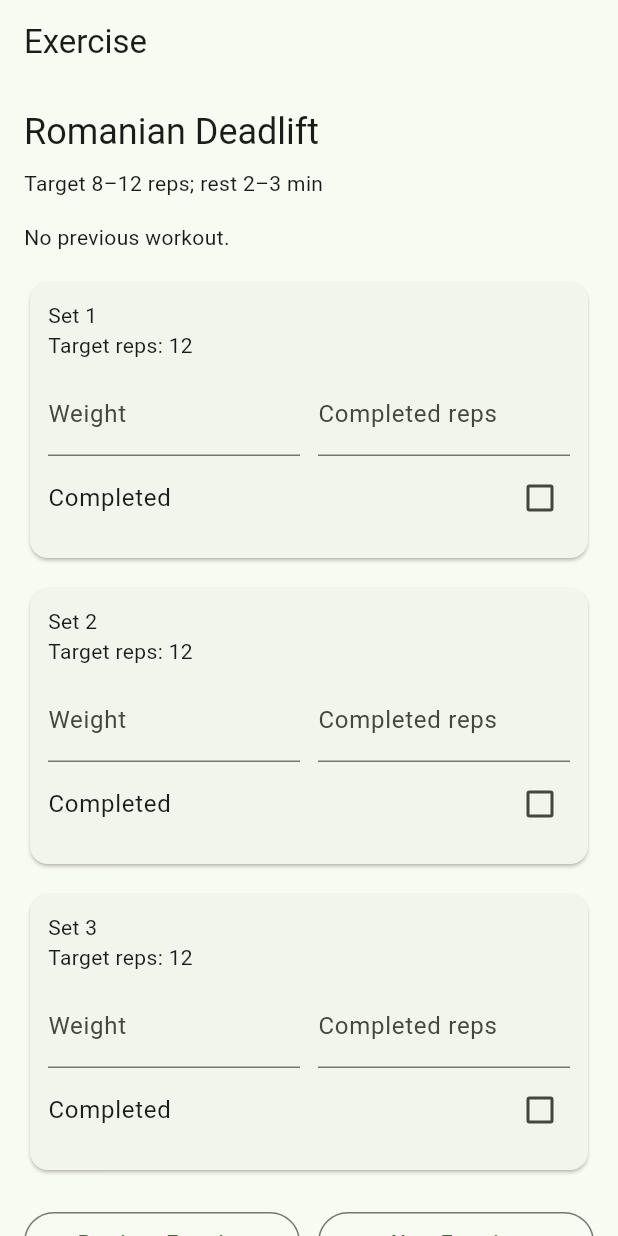
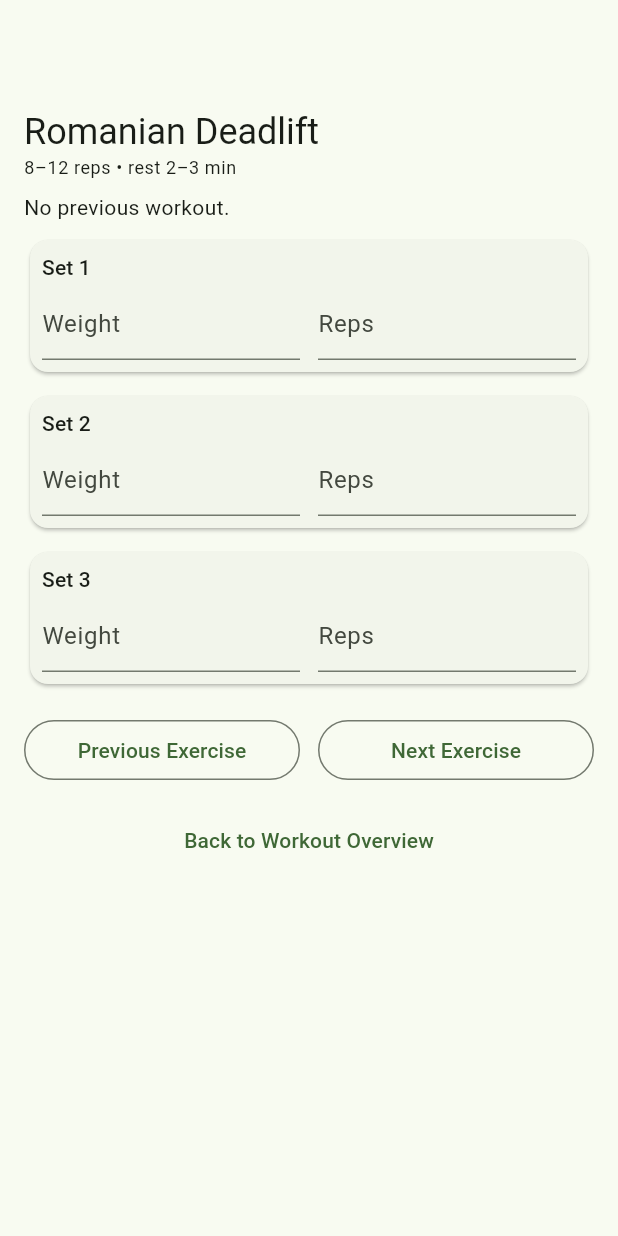
Before and after one commit to 22tranjason/SageLift, a Flutter app: the ExerciseScreen screen opened directly with empty values, after a tap on "Next Exercise", on a phone screen of 412 x 824 dp. Run offline on Flutter 3.47's test engine with Material 3 defaults, Android fonts, the phone set to English and light mode, and no system bars; our stand-ins replace flutter_riverpod, go_router, hive_flutter; accounts and stored records are empty.

Commit message:
feat: polish exercise logging UX

```diff
--- a/lib/features/workouts/presentation/providers/workout_completion_controller.dart
+++ b/lib/features/workouts/presentation/providers/workout_completion_controller.dart
@@ -115,10 +115,10 @@ class WorkoutCompletionController {
   }
 
   WorkoutSet _completedSet(WorkoutSet set, WorkoutSetProgress progress) {
-    if (!progress.isCompleted) return set;
+    if (!progress.hasRecordedValues) return set;
     return set.copyWith(
       weightKg: double.tryParse(progress.weight),
-      reps: int.tryParse(progress.completedReps),
+      reps: int.tryParse(progress.reps),
       status: WorkoutSetStatus.completed,
     );
   }
--- a/lib/features/workouts/presentation/providers/workout_set_progress_controller.dart
+++ b/lib/features/workouts/presentation/providers/workout_set_progress_controller.dart
@@ -5,29 +5,27 @@ class WorkoutSetProgress {
   /// Creates values for a workout set.
   const WorkoutSetProgress({
     this.weight = '',
-    this.completedReps = '',
-    this.isCompleted = false,
+    this.reps = '',
   });
 
   /// Entered weight value, retained as text until persistence is introduced.
   final String weight;
 
-  /// Entered completed repetitions, retained as text until persistence is introduced.
-  final String completedReps;
+  /// Entered repetitions, retained as text until persistence is introduced.
+  final String reps;
 
-  /// Whether the user has marked this set complete.
-  final bool isCompleted;
+  /// Whether at least one performance value has been entered for this set.
+  bool get hasRecordedValues =>
+      weight.trim().isNotEmpty || reps.trim().isNotEmpty;
 
   /// Returns this progress with selected fields replaced.
   WorkoutSetProgress copyWith({
     String? weight,
-    String? completedReps,
-    bool? isCompleted,
+    String? reps,
   }) {
     return WorkoutSetProgress(
       weight: weight ?? this.weight,
-      completedReps: completedReps ?? this.completedReps,
-      isCompleted: isCompleted ?? this.isCompleted,
+      reps: reps ?? this.reps,
     );
   }
 }
@@ -51,14 +49,9 @@ class WorkoutSetProgressController
     _update(setId, _valueFor(setId).copyWith(weight: weight));
   }
 
-  /// Records completed repetitions for [setId].
-  void updateCompletedReps(String setId, String completedReps) {
-    _update(setId, _valueFor(setId).copyWith(completedReps: completedReps));
-  }
-
-  /// Marks [setId] as completed or incomplete.
-  void updateCompletion(String setId, bool isCompleted) {
-    _update(setId, _valueFor(setId).copyWith(isCompleted: isCompleted));
+  /// Records entered repetitions for [setId].
+  void updateReps(String setId, String reps) {
+    _update(setId, _valueFor(setId).copyWith(reps: reps));
   }
 
   /// Removes entries from the previously active workout.
--- a/lib/features/workouts/presentation/screens/exercise_screen.dart
+++ b/lib/features/workouts/presentation/screens/exercise_screen.dart
@@ -26,7 +26,7 @@ class ExerciseScreen extends ConsumerWidget {
     );
 
     return Scaffold(
-      appBar: AppBar(title: const Text('Exercise')),
+      appBar: AppBar(),
       body: SafeArea(
         child: todayWorkout.when(
           loading: () => const Center(child: CircularProgressIndicator()),
@@ -86,6 +86,9 @@ class _ExerciseContent extends ConsumerWidget {
     );
     final AsyncValue<PreviousExercisePerformance?> previousPerformance =
         ref.watch(previousExercisePerformanceProvider(exercise.id));
+    final String? repRange = sets.isEmpty ? null : _repRangeFor(sets.first);
+    final String? restGuidance =
+        sets.isEmpty ? null : _restGuidanceFor(sets.first);
 
     return SingleChildScrollView(
       padding: const EdgeInsets.all(16),
@@ -93,10 +96,15 @@ class _ExerciseContent extends ConsumerWidget {
         crossAxisAlignment: CrossAxisAlignment.start,
         children: <Widget>[
           Text(exercise.name, style: Theme.of(context).textTheme.headlineSmall),
+          if (repRange != null || restGuidance != null)
+            Text(
+              <String>[
+                if (repRange != null) '$repRange reps',
+                if (restGuidance != null) restGuidance,
+              ].join(' • '),
+              style: Theme.of(context).textTheme.bodySmall,
+            ),
           const SizedBox(height: 8),
-          if (sets.isNotEmpty && sets.first.notes != null)
-            Text(sets.first.notes!),
-          const SizedBox(height: 16),
           previousPerformance.when(
             loading: () => const SizedBox.shrink(),
             error: (Object error, StackTrace stackTrace) {
@@ -109,22 +117,20 @@ class _ExerciseContent extends ConsumerWidget {
               return _PreviousPerformanceCard(performance: performance);
             },
           ),
-          const SizedBox(height: 16),
+          const SizedBox(height: 8),
           for (final WorkoutSet set in sets) ...<Widget>[
             _SetEntryCard(
               set: set,
+              repRange: _repRangeFor(set),
               progress: progress[set.id] ?? const WorkoutSetProgress(),
               onWeightChanged: (String weight) {
                 controller.updateWeight(set.id, weight);
               },
-              onCompletedRepsChanged: (String completedReps) {
-                controller.updateCompletedReps(set.id, completedReps);
-              },
-              onCompletionChanged: (bool isCompleted) {
-                controller.updateCompletion(set.id, isCompleted);
+              onRepsChanged: (String reps) {
+                controller.updateReps(set.id, reps);
               },
             ),
-            const SizedBox(height: 12),
+            const SizedBox(height: 8),
           ],
           const SizedBox(height: 8),
           Row(
@@ -192,6 +198,25 @@ class _ExerciseContent extends ConsumerWidget {
   }
 }
 
+String? _repRangeFor(WorkoutSet set) {
+  final RegExpMatch? match = RegExp(
+    r'(\d+\s*[–-]\s*\d+)\s*reps',
+    caseSensitive: false,
+  ).firstMatch(set.notes ?? '');
+  if (match != null) {
+    return match.group(1)?.replaceAll('-', '–').replaceAll(' ', '');
+  }
+  return set.targetReps?.toString();
+}
+
+String? _restGuidanceFor(WorkoutSet set) {
+  final RegExpMatch? match = RegExp(
+    r'rest\s+[^;]+',
+    caseSensitive: false,
+  ).firstMatch(set.notes ?? '');
+  return match?.group(0);
+}
+
 class _PreviousPerformanceCard extends StatelessWidget {
   const _PreviousPerformanceCard({required this.performance});
 
@@ -201,14 +226,15 @@ class _PreviousPerformanceCard extends StatelessWidget {
   Widget build(BuildContext context) {
     return Card(
       child: Padding(
-        padding: const EdgeInsets.all(12),
+        padding: const EdgeInsets.all(8),
         child: Column(
           crossAxisAlignment: CrossAxisAlignment.start,
           children: <Widget>[
-            const Text('Last workout:'),
-            const SizedBox(height: 8),
-            for (final WorkoutSet set in performance.sets)
-              Text('Set ${set.setNumber}: ${_setLabel(set)}'),
+            const Text('Last time'),
+            const SizedBox(height: 4),
+            for (final WorkoutSet set in performance.sets) Text(_setLabel(set)),
+            const SizedBox(height: 4),
+            const Text('Let\'s beat that 💪'),
           ],
         ),
       ),
@@ -225,29 +251,31 @@ class _PreviousPerformanceCard extends StatelessWidget {
 class _SetEntryCard extends StatelessWidget {
   const _SetEntryCard({
     required this.set,
+    required this.repRange,
     required this.progress,
     required this.onWeightChanged,
-    required this.onCompletedRepsChanged,
-    required this.onCompletionChanged,
+    required this.onRepsChanged,
   });
 
   final WorkoutSet set;
+  final String? repRange;
   final WorkoutSetProgress progress;
   final ValueChanged<String> onWeightChanged;
-  final ValueChanged<String> onCompletedRepsChanged;
-  final ValueChanged<bool> onCompletionChanged;
+  final ValueChanged<String> onRepsChanged;
 
   @override
   Widget build(BuildContext context) {
     return Card(
       child: Padding(
-        padding: const EdgeInsets.all(12),
+        padding: const EdgeInsets.all(8),
         child: Column(
           crossAxisAlignment: CrossAxisAlignment.start,
           children: <Widget>[
-            Text('Set ${set.setNumber}'),
-            Text('Target reps: ${set.targetReps ?? '—'}'),
-            const SizedBox(height: 8),
+            Text(
+              'Set ${set.setNumber}',
+              style: Theme.of(context).textTheme.titleSmall,
+            ),
+            const SizedBox(height: 4),
             Row(
               children: <Widget>[
                 Expanded(
@@ -257,7 +285,10 @@ class _SetEntryCard extends StatelessWidget {
                     keyboardType: const TextInputType.numberWithOptions(
                       decimal: true,
                     ),
-                    decoration: const InputDecoration(labelText: 'Weight'),
+                    decoration: const InputDecoration(
+                      labelText: 'Weight',
+                      isDense: true,
+                    ),
                     onChanged: onWeightChanged,
                   ),
                 ),
@@ -265,24 +296,17 @@ class _SetEntryCard extends StatelessWidget {
                 Expanded(
                   child: TextFormField(
                     key: ValueKey<String>('reps-${set.id}'),
-                    initialValue: progress.completedReps,
+                    initialValue: progress.reps,
                     keyboardType: TextInputType.number,
-                    decoration: const InputDecoration(
-                      labelText: 'Completed reps',
+                    decoration: InputDecoration(
+                      labelText: 'Reps',
+                      hintText: repRange,
+                      isDense: true,
                     ),
-                    onChanged: onCompletedRepsChanged,
+                    onChanged: onRepsChanged,
                   ),
                 ),
               ],
-            ),
-            CheckboxListTile(
-              key: ValueKey<String>('completed-${set.id}'),
-              contentPadding: EdgeInsets.zero,
-              title: const Text('Completed'),
-              value: progress.isCompleted,
-              onChanged: (bool? value) {
-                onCompletionChanged(value ?? false);
-              },
             ),
           ],
         ),
```
Also changed, not shown: 1 other file.
